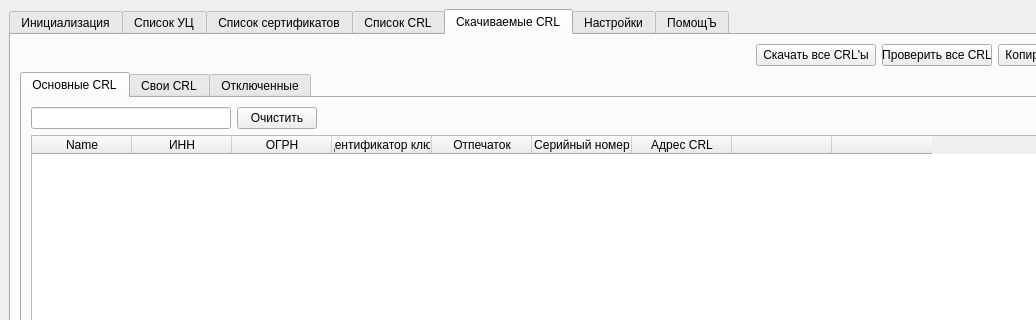
Before: the Qt Designer form main.ui in MrSaerus/E-TrustCRLparsing, drawn with Qt 5; both pictures show x 0 to 1036 and y 0 to 320 of the 1168 by 659 pixel window.
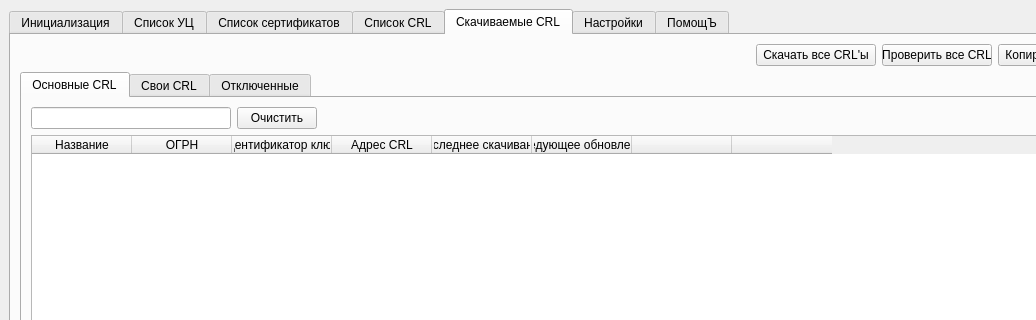
After: the same form once the commit is applied. The open tabs and pages were chosen to show the change. Icons and pictures are not drawn.

```diff
--- a/main.ui
+++ b/main.ui
@@ -1032,12 +1032,7 @@
               </property>
               <column>
                <property name="text">
-                <string>Name</string>
-               </property>
-              </column>
-              <column>
-               <property name="text">
-                <string>ИНН</string>
+                <string>Название</string>
                </property>
               </column>
               <column>
@@ -1050,21 +1045,21 @@
                 <string>Идентификатор ключа</string>
                </property>
               </column>
-              <column>
-               <property name="text">
-                <string>Отпечаток</string>
-               </property>
-              </column>
-              <column>
-               <property name="text">
-                <string>Серийный номер</string>
-               </property>
-              </column>
               <column>
                <property name="text">
                 <string>Адрес CRL</string>
                </property>
               </column>
+              <column>
+               <property name="text">
+                <string>Последнее скачивание</string>
+               </property>
+              </column>
+              <column>
+               <property name="text">
+                <string>Cледующее обновление</string>
+               </property>
+              </column>
               <column>
                <property name="text">
                 <string/>
```
Left out of the diff: 172 changed lines with no effect on the pictures.
